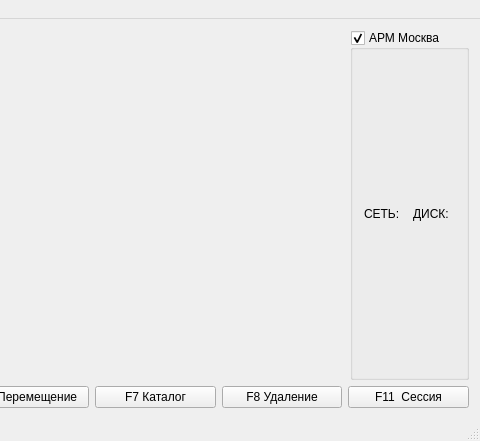
Before: the Qt Designer form mainwindow.ui in cc3k/DataTransfer, drawn with Qt 5; both pictures show x 550 to 1030 and y 0 to 441 of the 1030 by 441 pixel window.
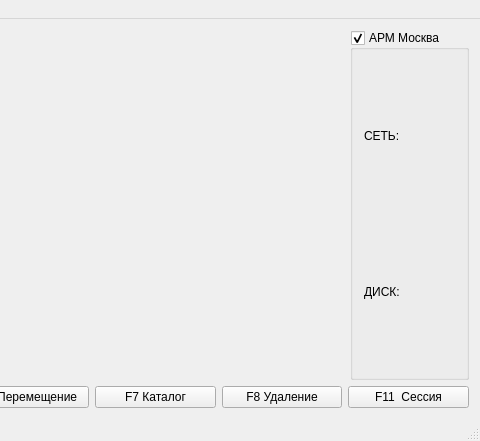
After: the same form once the commit is applied.

```diff
--- a/mainwindow.ui
+++ b/mainwindow.ui
@@ -46,7 +46,7 @@
            </property>
           </widget>
          </item>
-         <item row="0" column="1">
+         <item row="1" column="0">
           <widget class="QLabel" name="label">
            <property name="text">
             <string>ДИСК:</string>
```
Left out of the diff: 4 changed lines with no effect on the pictures.
